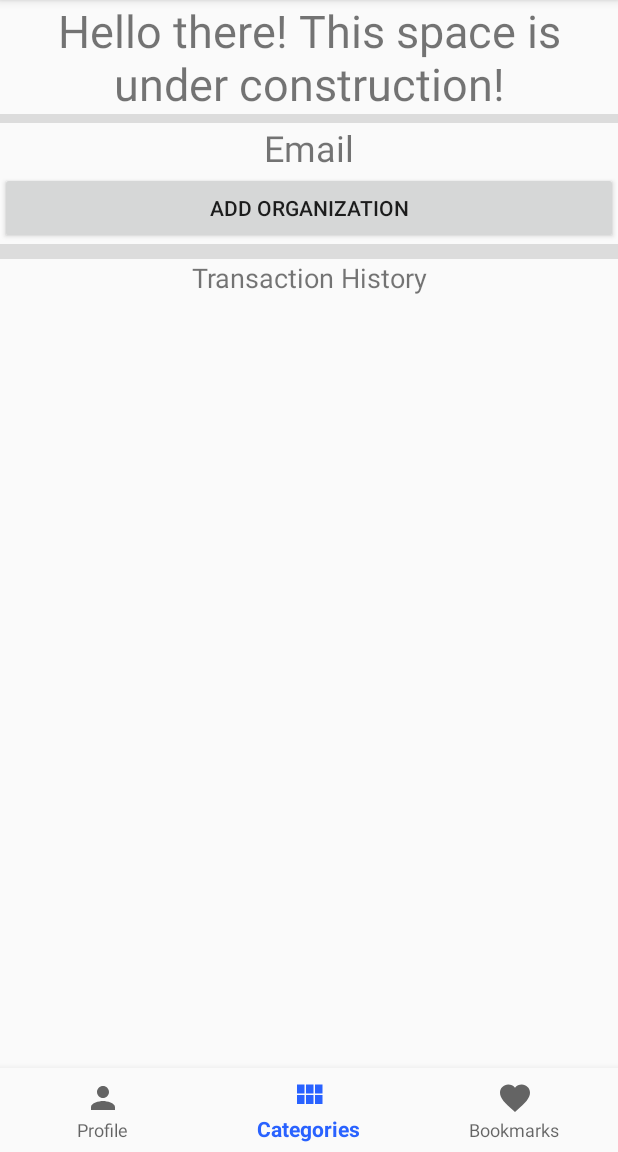
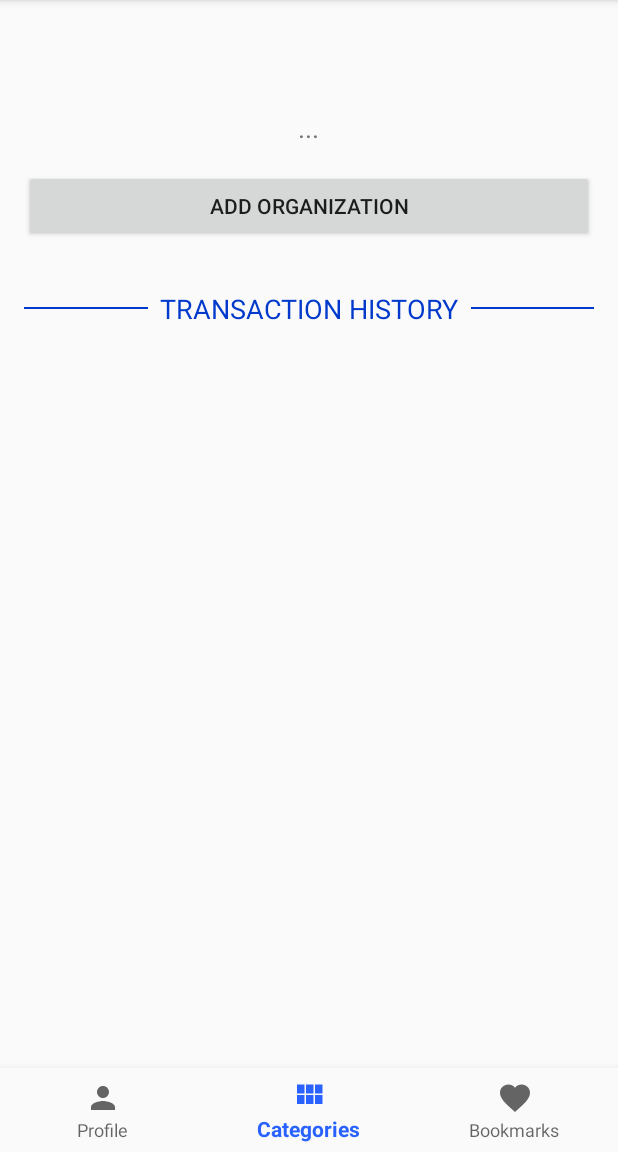
Before and after one commit to praveenroot03/Sudo, an Android app: the fragment ProfileFragment placed in its activity, on a phone screen of 412 x 824 dp, the part 84-1236 px from its top. Run offline under Robolectric (Android 15) with nearby library versions, the phone set to English and light mode, and no system bars; our stand-ins replace Firebase (no records; nobody signed in at launch, a user with empty details on screens opened directly); libraries missing offline, so code that uses them is left out: com.firebase.ui; 3 statements that could not run were skipped.

Commit message:
Major UI Changes

```diff
--- a/app/src/main/java/com/project/sudo/CustomListView.java
+++ b/app/src/main/java/com/project/sudo/CustomListView.java
@@ -48,7 +48,8 @@ public class CustomListView extends ArrayAdapter {
         TextView dOrgName = rowView.findViewById(R.id.org_name);
         TextView dtimestamp = rowView.findViewById(R.id.timestamp);
 
-        dMoney.setText(moneyarray.get(position));
+        String s = "₹" + moneyarray.get(position);
+        dMoney.setText(s);
         dOrgName.setText(nameArray.get(position));
         String date = new Date(new Timestamp(Long.parseLong(timeArray.get(position))).getTime()).toString();
         String split[] = date.split(" ");
--- a/app/src/main/java/com/project/sudo/ProfileFragment.java
+++ b/app/src/main/java/com/project/sudo/ProfileFragment.java
@@ -114,7 +114,8 @@ public class ProfileFragment extends Fragment {
 
                 UserDetails userDetails = task.getResult().toObject(UserDetails.class);
                 tvEmail.setText(userDetails.getEmail());
-                tvName.setText(userDetails.getUsername());
+                String s = "Hello " + userDetails.getUsername() + "!";
+                tvName.setText(s);
                 if (userDetails.getTransList() != null) {
                     ArrayList<String> arrayList = userDetails.getTransList();
                     ArrayList<Transaction> check = convert(arrayList);
--- a/app/src/main/res/layout/fragment_profile.xml
+++ b/app/src/main/res/layout/fragment_profile.xml
@@ -4,74 +4,84 @@
     android:layout_width="match_parent"
     android:layout_height="match_parent"
     android:orientation="vertical"
+    android:paddingLeft="16dp"
+    android:paddingRight="16dp"
     tools:context=".ProfileFragment">
-
-    <LinearLayout
-        android:layout_width="match_parent"
-        android:layout_height="wrap_content"
-        android:orientation="vertical">
 
     <TextView
         android:id="@+id/tvName"
-            android:layout_width="match_parent"
+        android:layout_width="wrap_content"
         android:layout_height="wrap_content"
-            android:gravity="center_horizontal"
-            android:text="@string/hello_blank_fragment"
-            android:textSize="30sp" />
-
-        <View
-            android:id="@+id/divider2"
-            android:layout_width="match_parent"
-            android:layout_height="6dp"
-            android:background="?android:attr/listDivider" />
+        android:layout_gravity="center_horizontal"
+        android:paddingLeft="16dp"
+        android:paddingTop="32dp"
+        android:paddingRight="16dp"
+        android:text="..."
+        android:textAlignment="center"
+        android:textSize="24sp" />
 
     <TextView
         android:id="@+id/tvEmail"
-            android:layout_width="match_parent"
+        android:layout_width="wrap_content"
         android:layout_height="wrap_content"
+        android:layout_gravity="center_horizontal"
         android:gravity="center_horizontal"
-            android:text="@string/tvEmailId"
-            android:textSize="24sp" />
+        android:paddingTop="8dp"
+        android:text="..."
+        android:textSize="18sp" />
+
+    <Button
+        android:id="@+id/rstTrans"
+        android:layout_width="wrap_content"
+        android:layout_height="wrap_content"
+        android:layout_gravity="center_horizontal"
+        android:layout_margin="16dp"
+        android:text="@string/reset_transaction"
+        android:visibility="gone" />
 
     <Button
         android:id="@+id/addOrg"
         android:layout_width="match_parent"
         android:layout_height="wrap_content"
+        android:layout_marginTop="16dp"
         android:text="Add Organization" />
-
-    </LinearLayout>
-
-    <View
-        android:id="@+id/divider"
-        android:layout_width="match_parent"
-        android:layout_height="10dp"
-        android:background="?android:attr/listDivider" />
-
-    <Button
-        android:id="@+id/rstTrans"
-        android:layout_width="match_parent"
-        android:layout_height="wrap_content"
-        android:text="@string/reset_transaction"
-        android:visibility="gone" />
 
     <LinearLayout
         android:layout_width="match_parent"
-        android:layout_height="match_parent"
-        android:orientation="vertical">
+        android:layout_height="wrap_content"
+        android:layout_marginTop="32dp"
+        android:layout_marginBottom="16dp"
+        android:orientation="horizontal">
+
+        <View
+            android:layout_width="match_parent"
+            android:layout_height="1dp"
+            android:layout_gravity="center_vertical"
+            android:layout_weight="1"
+            android:background="@color/colorPrimaryDark" />
 
         <TextView
-            android:id="@+id/textView3"
+            android:layout_width="wrap_content"
+            android:layout_height="wrap_content"
+            android:layout_marginLeft="8dp"
+            android:layout_marginRight="8dp"
+            android:text="TRANSACTION HISTORY"
+            android:textColor="@color/colorPrimaryDark"
+            android:textSize="18sp" />
+
+        <View
             android:layout_width="match_parent"
-            android:layout_height="wrap_content"
-            android:gravity="center_horizontal"
-            android:text="@string/transaction_history"
-            android:textSize="18sp" />
+            android:layout_height="1dp"
+            android:layout_gravity="center_vertical"
+            android:layout_weight="1"
+            android:background="@color/colorPrimaryDark" />
+
+    </LinearLayout>
 
     <ListView
         android:id="@+id/listView"
         android:layout_width="match_parent"
-            android:layout_height="wrap_content" />
+        android:layout_height="wrap_content"
+        android:divider="@null" />
 
 </LinearLayout>
-
-</LinearLayout>
--- a/build.gradle
+++ b/build.gradle
@@ -7,7 +7,7 @@ buildscript {
 
     }
     dependencies {
-        classpath 'com.android.tools.build:gradle:3.3.1'
+        classpath 'com.android.tools.build:gradle:3.3.2'
         classpath 'com.google.gms:google-services:4.2.0'
         // NOTE: Do not place your application dependencies here; they belong
         // in the individual module build.gradle files
```
Also changed, not shown: app/src/main/java/com/project/sudo/OrgAdapter.java (+15 -16 lines), app/src/main/res/drawable/bookmarked.xml (added, +9 -0 lines), app/src/main/res/drawable/unbookmarked.xml (added, +9 -0 lines), app/src/main/res/layout/activity_add_organisation.xml (+9 -2 lines), app/src/main/res/layout/feed_card.xml (+16 -11 lines), app/src/main/res/layout/listview_row.xml (+28 -35 lines). Lines whose indentation alone changed are shown as unchanged.
